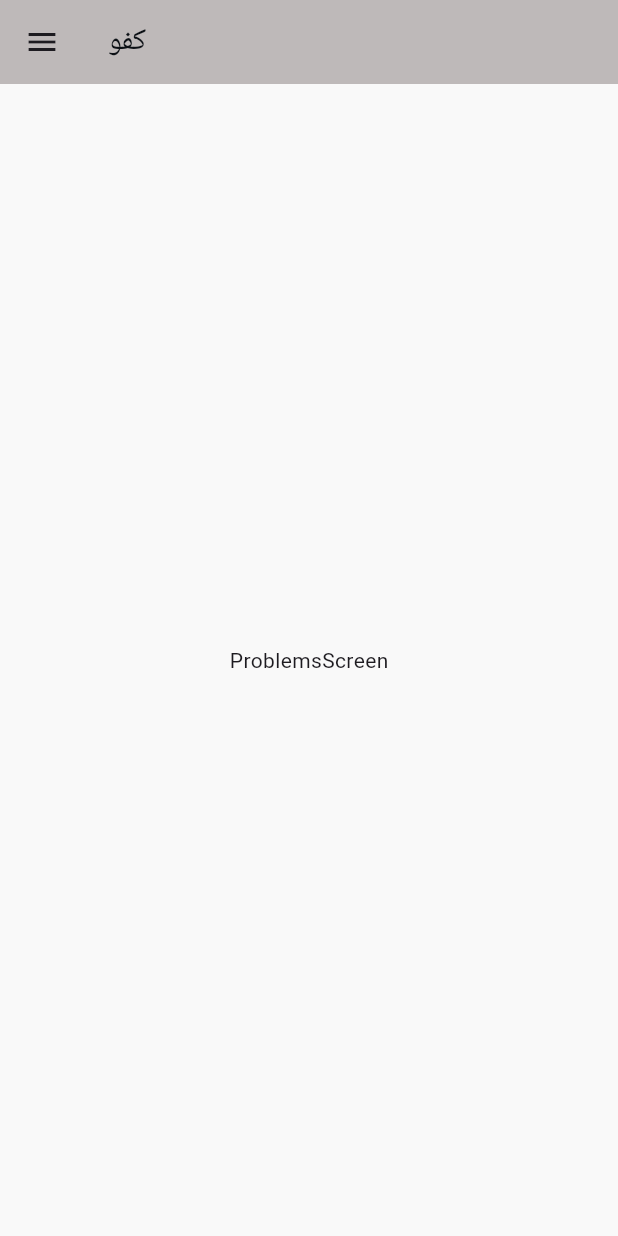
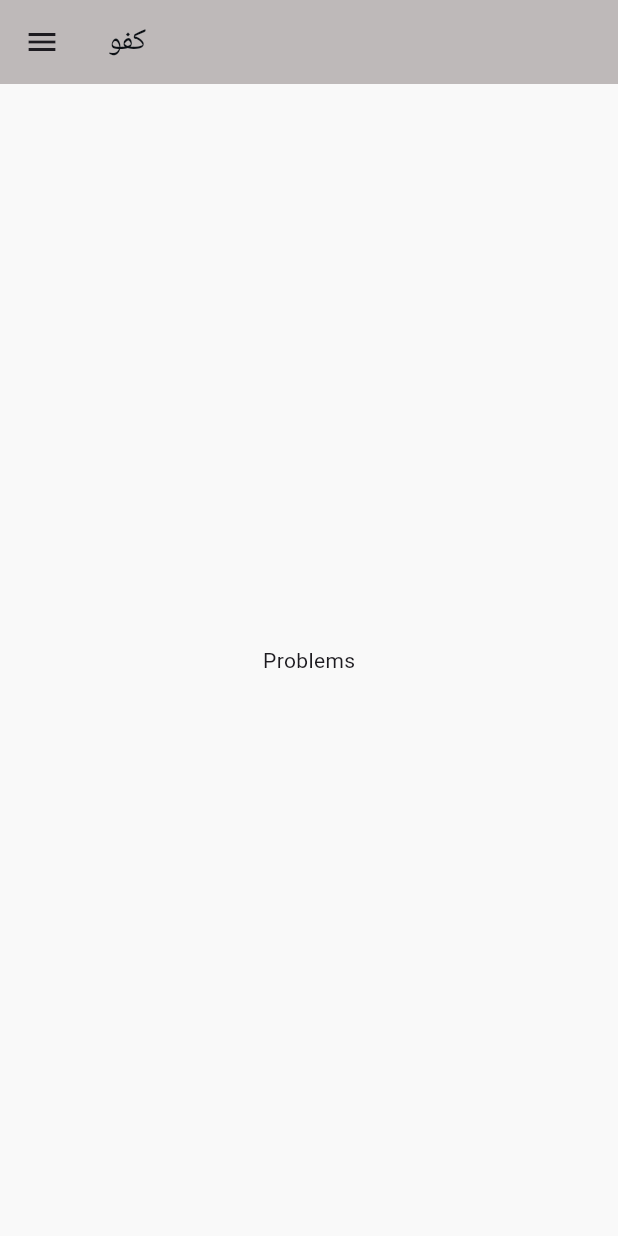
Before and after one commit to Ibrahim-Meshemshan/kaffo_app, a Flutter app: the screen it shows after launch, in the side drawer, after a tap on "المشكلات", on a phone screen of 412 x 824 dp. Run offline on Flutter 3.47's test engine with Material 3 defaults, Android fonts, the phone set to English and light mode, and no system bars; our stand-ins replace dio, font_awesome_flutter, get_it, injectable, retrofit; generated files the repository leaves out were written again; Roboto replaces fonts that are missing (Inter).

Commit message:
feature(home): add flutter localization

```diff
--- /dev/null
+++ b/l10.yaml
@@ -0,0 +1,6 @@
+arb-dir: lib/l10n
+template-arb-file: app_en.arb
+output-localization-file: app_localizations.dart
+output-dir: lib/l10n/generated
+output-class: AppLocalizations
+synthetic-package: false
--- a/lib/core/widgets/drawer_screen.dart
+++ b/lib/core/widgets/drawer_screen.dart
@@ -1,4 +1,5 @@
 import 'package:flutter/material.dart';
+import 'package:font_awesome_flutter/font_awesome_flutter.dart';  // مكتبة FontAwesome
 import 'package:kaffo/core/app_theme/app_theme.dart';
 import 'package:kaffo/core/routes_manager/routes_names.dart';
 
@@ -36,60 +37,60 @@ class DrawerScreen extends StatelessWidget {
             ),
           ),
           ListTile(
-            leading: const Icon(Icons.home),
+            leading: const FaIcon(FontAwesomeIcons.house, size: 20),
             title: const Text('الرئيسية'),
             onTap: () {
               Navigator.pushNamed(context, RoutesNames.homeBody);
             },
           ),
           ListTile(
-            leading: const Icon(Icons.report_problem),
+            leading: const FaIcon(FontAwesomeIcons.triangleExclamation, size: 20),
             title: const Text('المشكلات'),
             onTap: () {
               Navigator.pushNamed(context, RoutesNames.problems);
             },
           ),
           ListTile(
-            leading: const Icon(Icons.volunteer_activism),
+            leading: const FaIcon(FontAwesomeIcons.handHoldingHeart, size: 20),
             title: const Text('التطوع'),
             onTap: () {
               Navigator.pushNamed(context, RoutesNames.volunteer);
             },
           ),
           ListTile(
-            leading: const Icon(Icons.bar_chart),
+            leading: const FaIcon(FontAwesomeIcons.chartBar, size: 20),
             title: const Text('الاحصائيات'),
             onTap: () {
               Navigator.pushNamed(context, RoutesNames.statistics);
             },
           ),
           ExpansionTile(
-            leading: const Icon(Icons.group),
+            leading: const FaIcon(FontAwesomeIcons.peopleGroup, size: 20),
             title: const Text('مشاركاتي'),
             children: [
               ListTile(
-                leading: const Icon(Icons.report),
+                leading: const FaIcon(FontAwesomeIcons.fileCircleExclamation, size: 20),
                 title: const Text('الشكاوي'),
                 onTap: () {
                   Navigator.pushNamed(context, RoutesNames.myComplaints);
                 },
               ),
               ListTile(
-                leading: const Icon(Icons.favorite),
+                leading: const FaIcon(FontAwesomeIcons.handsHelping, size: 20),
                 title: const Text('التطوع'),
                 onTap: () {
                   Navigator.pushNamed(context, RoutesNames.myVolunteering);
                 },
               ),
               ListTile(
-                leading: const Icon(Icons.handshake),
+                leading: const FaIcon(FontAwesomeIcons.handshake, size: 20),
                 title: const Text('المساهمات'),
                 onTap: () {
                   Navigator.pushNamed(context, RoutesNames.myContributions);
                 },
               ),
               ListTile(
-                leading: const Icon(Icons.card_giftcard),
+                leading: const FaIcon(FontAwesomeIcons.gift, size: 20),
                 title: const Text('التبرعات'),
                 onTap: () {
                   Navigator.pushNamed(context, RoutesNames.myDonations);
@@ -99,7 +100,7 @@ class DrawerScreen extends StatelessWidget {
           ),
           const Divider(),
           ListTile(
-            leading: const Icon(Icons.logout),
+            leading: const FaIcon(FontAwesomeIcons.signOutAlt, size: 20),
             title: const Text('تسجيل الخروج'),
             onTap: () {
               Navigator.pushNamed(context, RoutesNames.logout);
--- a/lib/feature/app/home/presentation/pages/home_body_screen.dart
+++ b/lib/feature/app/home/presentation/pages/home_body_screen.dart
@@ -1,6 +1,6 @@
 import 'package:flutter/material.dart';
 import 'package:kaffo/core/widgets/main_scaffold.dart';
-
+import 'package:flutter_gen/gen_l10n/app_localizations.dart';
 
 class HomeBodyScreen extends StatelessWidget {
   const HomeBodyScreen({super.key});
@@ -8,7 +8,7 @@ class HomeBodyScreen extends StatelessWidget {
   @override
   Widget build(BuildContext context) {
     return MainScaffold(body: Center(
-      child: Text('Home body screen'),
+      child: Text(AppLocalizations.of(context)!.home),
     ));
   }
 }
--- a/lib/feature/app/myComplaints/presentation/pages/my_complaints.dart
+++ b/lib/feature/app/myComplaints/presentation/pages/my_complaints.dart
@@ -1,14 +1,14 @@
 import 'package:flutter/material.dart';
 
 import '../../../../../core/widgets/main_scaffold.dart';
-
+import 'package:flutter_gen/gen_l10n/app_localizations.dart';
 class MyComplaintsScreen extends StatelessWidget {
   const MyComplaintsScreen({super.key});
 
   @override
   Widget build(BuildContext context) {
     return MainScaffold(body: Center(
-      child: Text('MyComplaintsScreen'),
+      child: Text(AppLocalizations.of(context)!.my_complaints),
     ));
   }
 }
--- a/lib/feature/app/myContributions/presentation/pages/my_contributions.dart
+++ b/lib/feature/app/myContributions/presentation/pages/my_contributions.dart
@@ -1,14 +1,14 @@
 import 'package:flutter/material.dart';
 
 import '../../../../../core/widgets/main_scaffold.dart';
-
+import 'package:flutter_gen/gen_l10n/app_localizations.dart';
 class MyContributionsScreen extends StatelessWidget {
   const MyContributionsScreen({super.key});
 
   @override
   Widget build(BuildContext context) {
     return MainScaffold(body: Center(
-      child: Text('MyContributionsScreen'),
+      child: Text(AppLocalizations.of(context)!.my_contributions),
     ));
   }
 }
--- a/lib/feature/app/myDonations/presentation/pages/my_donations.dart
+++ b/lib/feature/app/myDonations/presentation/pages/my_donations.dart
@@ -1,14 +1,14 @@
 import 'package:flutter/material.dart';
 
 import '../../../../../core/widgets/main_scaffold.dart';
-
+import 'package:flutter_gen/gen_l10n/app_localizations.dart';
 class MyDonationsScreen extends StatelessWidget {
   const MyDonationsScreen({super.key});
 
   @override
   Widget build(BuildContext context) {
     return MainScaffold(body: Center(
-      child: Text('MyDonationsScreen'),
+      child: Text(AppLocalizations.of(context)!.my_donations),
     ));
   }
 }
--- a/lib/feature/app/myVolunteering/presentation/pages/my_volunteering.dart
+++ b/lib/feature/app/myVolunteering/presentation/pages/my_volunteering.dart
@@ -1,14 +1,14 @@
 import 'package:flutter/material.dart';
 
 import '../../../../../core/widgets/main_scaffold.dart';
-
+import 'package:flutter_gen/gen_l10n/app_localizations.dart';
 class MyVolunteeringScreen extends StatelessWidget {
   const MyVolunteeringScreen({super.key});
 
   @override
   Widget build(BuildContext context) {
     return MainScaffold(body: Center(
-      child: Text('MyVolunteeringScreen'),
+      child: Text(AppLocalizations.of(context)!.my_volunteering),
     ));
   }
 }
--- a/lib/feature/app/problems/presentation/pages/problems_screen.dart
+++ b/lib/feature/app/problems/presentation/pages/problems_screen.dart
@@ -1,14 +1,14 @@
 import 'package:flutter/material.dart';
 
 import '../../../../../core/widgets/main_scaffold.dart';
-
+import 'package:flutter_gen/gen_l10n/app_localizations.dart';
 class ProblemsScreen extends StatelessWidget {
   const ProblemsScreen({super.key});
 
   @override
   Widget build(BuildContext context) {
     return MainScaffold(body: Center(
-      child: Text('ProblemsScreen'),
+      child: Text(AppLocalizations.of(context)!.problems),
     ));
   }
 }
--- a/lib/feature/app/statistics/presentation/pages/statistics_screen.dart
+++ b/lib/feature/app/statistics/presentation/pages/statistics_screen.dart
@@ -1,14 +1,14 @@
 import 'package:flutter/material.dart';
 
 import '../../../../../core/widgets/main_scaffold.dart';
-
+import 'package:flutter_gen/gen_l10n/app_localizations.dart';
 class StatisticsScreen extends StatelessWidget {
   const StatisticsScreen({super.key});
 
   @override
   Widget build(BuildContext context) {
     return MainScaffold(body: Center(
-      child: Text('StatisticsScreen'),
+      child: Text(AppLocalizations.of(context)!.statistics),
     ));
   }
 }
--- a/lib/feature/app/volunteering/presentation/pages/volunteering_screen.dart
+++ b/lib/feature/app/volunteering/presentation/pages/volunteering_screen.dart
@@ -1,14 +1,14 @@
 import 'package:flutter/material.dart';
 
 import '../../../../../core/widgets/main_scaffold.dart';
-
+import 'package:flutter_gen/gen_l10n/app_localizations.dart';
 class VolunteeringScreen extends StatelessWidget {
   const VolunteeringScreen({super.key});
 
   @override
   Widget build(BuildContext context) {
     return MainScaffold(body: Center(
-      child: Text('VolunteeringScreen'),
+      child: Text(AppLocalizations.of(context)!.volunteer),
     ));
   }
 }
--- a/lib/feature/auth/logout/presentation/pages/logout_screen.dart
+++ b/lib/feature/auth/logout/presentation/pages/logout_screen.dart
@@ -3,14 +3,14 @@
 import 'package:flutter/material.dart';
 
 import '../../../../../core/widgets/main_scaffold.dart';
-
+import 'package:flutter_gen/gen_l10n/app_localizations.dart';
 class LogoutScreen extends StatelessWidget {
   const LogoutScreen({super.key});
 
   @override
   Widget build(BuildContext context) {
     return MainScaffold(body: Center(
-      child: Text('LogoutScreen'),
+      child: Text(AppLocalizations.of(context)!.logout),
     ));
   }
 }
--- a/lib/main.dart
+++ b/lib/main.dart
@@ -1,8 +1,7 @@
 import 'package:flutter/material.dart';
 import 'package:kaffo/core/routes_manager/route_generator.dart';
-
 import 'core/app_theme/app_theme.dart';
-
+import 'package:flutter_gen/gen_l10n/app_localizations.dart';
 void main() {
   runApp(const MyApp());
 }
@@ -13,8 +12,8 @@ class MyApp extends StatelessWidget {
   @override
   Widget build(BuildContext context) {
     return MaterialApp(
-
-
+      localizationsDelegates: AppLocalizations.localizationsDelegates,
+      supportedLocales: AppLocalizations.supportedLocales,
       debugShowCheckedModeBanner: false,
       theme: AppTheme.lightTheme,
       onGenerateRoute: RouteGenerator.generateRoutes,
```
Also changed, not shown: lib/l10n/app_ar.arb (added, +13 -0 lines), lib/l10n/app_en.arb (added, +12 -0 lines), pubspec.yaml (+8 -67 lines), pubspec.lock.
